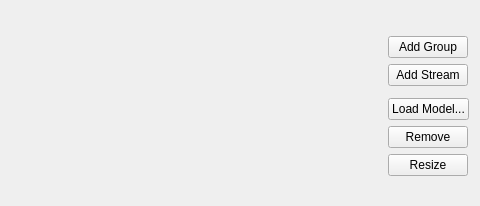
Qt form OMOptim/GUI/Widgets/WidgetTreeStreams.ui (lmoresco/OpenModelica) before a commit; both pictures show x 492 to 972 and y 0 to 206 of the 972 by 206 pixel window.
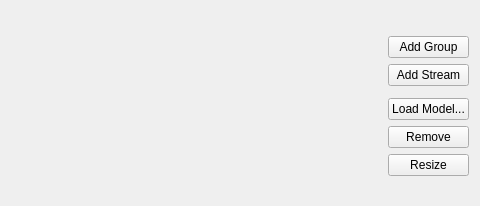
The same form after that commit.

```diff
--- a/OMOptim/GUI/Widgets/WidgetTreeStreams.ui
+++ b/OMOptim/GUI/Widgets/WidgetTreeStreams.ui
@@ -20,7 +20,7 @@
    <item row="2" column="2">
     <widget class="QPushButton" name="pushAddGroup">
      <property name="sizePolicy">
-      <sizepolicy hsizetype="Maximum" vsizetype="Fixed">
+      <sizepolicy hsizetype="Preferred" vsizetype="Fixed">
        <horstretch>0</horstretch>
        <verstretch>0</verstretch>
       </sizepolicy>
@@ -59,7 +59,7 @@
    <item row="3" column="2">
     <widget class="QPushButton" name="pushAddStream">
      <property name="sizePolicy">
-      <sizepolicy hsizetype="Maximum" vsizetype="Fixed">
+      <sizepolicy hsizetype="Preferred" vsizetype="Fixed">
        <horstretch>0</horstretch>
        <verstretch>0</verstretch>
       </sizepolicy>
@@ -92,7 +92,7 @@
    <item row="6" column="2">
     <widget class="QPushButton" name="pushRemove">
      <property name="sizePolicy">
-      <sizepolicy hsizetype="Maximum" vsizetype="Fixed">
+      <sizepolicy hsizetype="Preferred" vsizetype="Fixed">
        <horstretch>0</horstretch>
        <verstretch>0</verstretch>
       </sizepolicy>
@@ -105,7 +105,7 @@
    <item row="7" column="2">
     <widget class="QPushButton" name="pushResize">
      <property name="sizePolicy">
-      <sizepolicy hsizetype="Maximum" vsizetype="Fixed">
+      <sizepolicy hsizetype="Preferred" vsizetype="Fixed">
        <horstretch>0</horstretch>
        <verstretch>0</verstretch>
       </sizepolicy>
```
